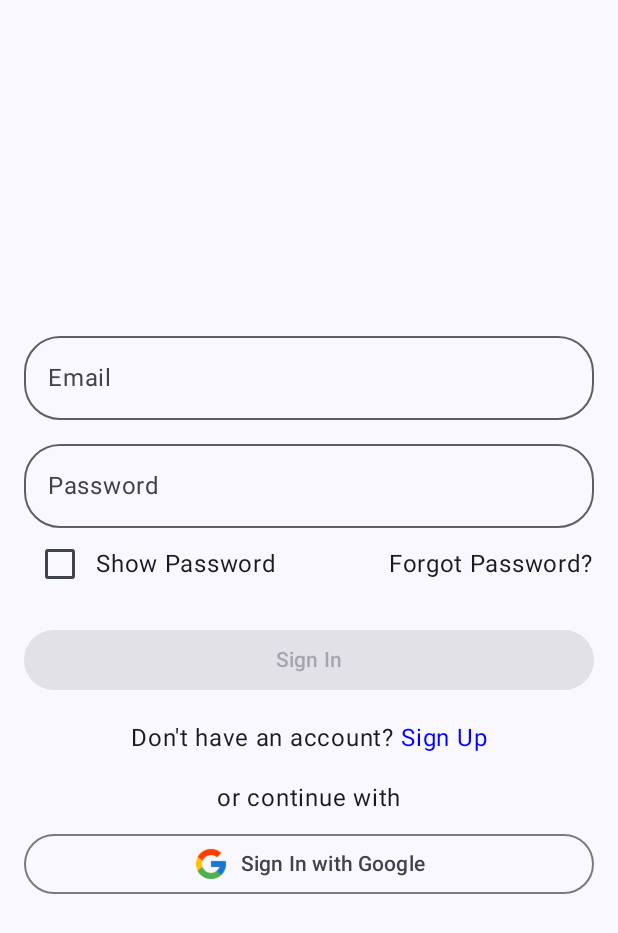
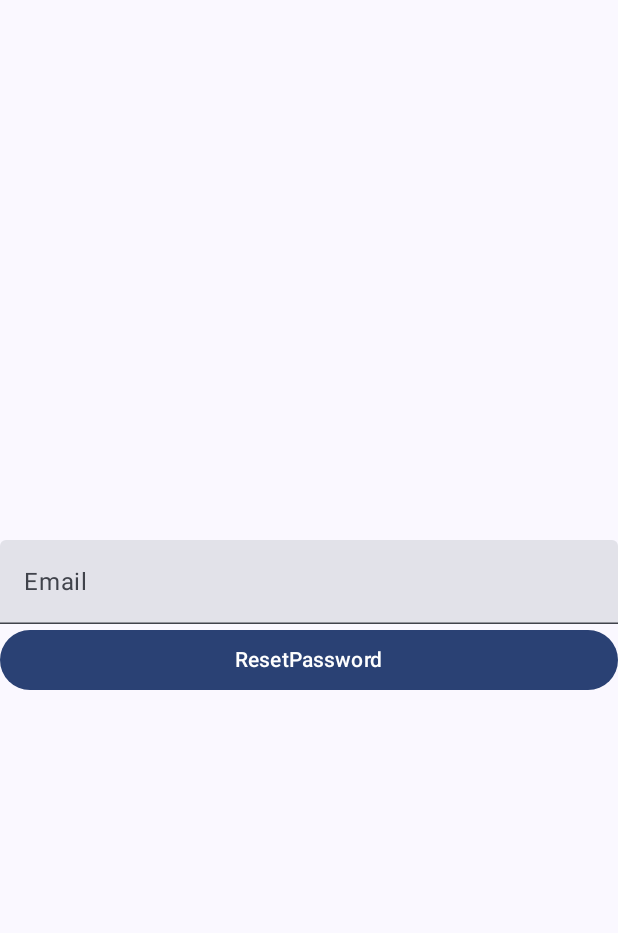
Before and after one commit to pranav5127/Chatbot, an Android app built with Jetpack Compose: the screen it shows after launch (MainActivity), after a tap on "Forgot Password?", on a phone screen of 412 x 824 dp. Shown: the top 933 px of the screen. Run offline under Robolectric (Android 15) with nearby library versions, the phone set to English and light mode, and no system bars; our stand-ins replace Firebase (no records; nobody signed in at launch, a user with empty details on screens opened directly).

Commit message:
feat: Add forget password functionality and update UI
This commit introduces the following changes:

-   Removes the unused `authScreen` file.
-   Updates `HomeScreen` to display history messages in a `Card`.
-   Adds styling to `History` and `Logout` labels in `HomeScreen`.
-   Adds navigation for `ForgetPassword` screen.
-   Implements `ForgetPassword` screen with email input and reset functionality.
-   Refactors the `AuthenticationManager` to support the forget password flow.
-   Adds `ForgetPassword` route to the `Screen` sealed class.
-   Adds a click action to `Forget Password?` text on the `SignInScreen` to navigate to `ForgetPassword` screen.
-   Updates `SignUpScreen` to redirect to `SignInScreen` after successful signup.
-   Changes the color of the "Already have an account?" text to light blue in the `SignInScreen`.

```diff
--- a/app/src/main/java/com/app/chatbot/Navigation.kt
+++ b/app/src/main/java/com/app/chatbot/Navigation.kt
@@ -5,6 +5,7 @@ import androidx.navigation.compose.NavHost
 import androidx.navigation.compose.composable
 import androidx.navigation.compose.rememberNavController
 import com.app.chatbot.presentation.HomeScreen
+import com.app.chatbot.presentation.auth.signin.ForgetPassword
 import com.app.chatbot.presentation.auth.signin.SignInScreen
 import com.app.chatbot.presentation.auth.signup.SignUpScreen
 import com.app.chatbot.repository.auth.GoogleAuthClient
@@ -23,6 +24,9 @@ fun MainNavigation(googleAuthClient: GoogleAuthClient){
         composable(route = Screen.HomeScreen.route){
             HomeScreen(navController = navController, googleAuthClient = googleAuthClient)
         }
+        composable(route = Screen.ForgetPassword.route){
+            ForgetPassword(navController = navController)
+        }
 
     }
 }
--- a/app/src/main/java/com/app/chatbot/Screen.kt
+++ b/app/src/main/java/com/app/chatbot/Screen.kt
@@ -1,11 +1,9 @@
 package com.app.chatbot
-
-import kotlinx.serialization.Serializable
-
 
 sealed class Screen(val route: String) {
     object HomeScreen : Screen("home_screen")
     object SignInScreen : Screen("sign_in_screen")
     object SignUpScreen : Screen("sign_up_screen")
+    object ForgetPassword: Screen("forget_password_screen")
 
 }
--- a/app/src/main/java/com/app/chatbot/presentation/HomeScreen.kt
+++ b/app/src/main/java/com/app/chatbot/presentation/HomeScreen.kt
@@ -19,6 +19,7 @@ import androidx.compose.material.icons.Icons
 import androidx.compose.material.icons.automirrored.filled.Segment
 import androidx.compose.material.icons.automirrored.filled.Send
 import androidx.compose.material.icons.filled.AddCircleOutline
+import androidx.compose.material3.Card
 import androidx.compose.material3.DrawerState
 import androidx.compose.material3.DrawerValue
 import androidx.compose.material3.ExperimentalMaterial3Api
@@ -50,6 +51,7 @@ import androidx.navigation.NavController
 import com.app.chatbot.Screen
 import com.app.chatbot.presentation.auth.signin.clearSession
 import com.app.chatbot.presentation.components.ResponseCard
+import com.app.chatbot.presentation.model.ChatItem
 import com.app.chatbot.repository.auth.GoogleAuthClient
 import com.app.chatbot.repository.db.ChatDatabase
 import com.app.chatbot.repository.db.ChatMessage
@@ -123,21 +125,31 @@ fun AppDrawerContent(
         Column(
             modifier = Modifier.fillMaxSize()
         ) {
-            Text("History", modifier = Modifier.padding(16.dp))
+            Text(
+                "History", modifier = Modifier.padding(16.dp),
+                style = MaterialTheme.typography.bodyLarge
+            )
 
             LazyColumn(
                 modifier = Modifier.weight(1f)
             ) {
                 items(chatHistory) { message ->
-                    Text(
-                        text = message.message,
-                        modifier = Modifier.padding(horizontal = 16.dp, vertical = 8.dp)
-                    )
+                  Card(
+                      modifier = Modifier.padding(8.dp)
+                  ) {
+                      Text(
+                          text = message.message,
+                          modifier = Modifier.padding(horizontal = 16.dp, vertical = 8.dp)
+                      )
+                  }
                 }
             }
 
             NavigationDrawerItem(
-                label = { Text("Logout") },
+                label = { Text(
+                    "Logout",
+                    style = MaterialTheme.typography.titleMedium
+                ) },
                 selected = false,
                 onClick = {
                     scope.launch {
@@ -208,7 +220,8 @@ fun BottomBar(chatScreenViewModel: ChatScreenViewModel = viewModel()) {
             trailingIcon = {
                 IconButton(
                     onClick = {
-                        if (query.isNotEmpty()) {
+                        if (
+                            query.isNotEmpty()) {
                             chatScreenViewModel.sendQuery(query)
                             query = ""
                             keyboardController?.hide()
@@ -255,7 +268,6 @@ fun Chats(
             items(responses.value) { response ->
                 ResponseCard(response)
 
-                // Combine query and response as a single string and save it
                 LaunchedEffect(response) {
                     val combinedMessage = "Query: ${response.query}\nResponse: ${response.response}"
                     chatHistoryViewModel.saveMessage(
--- a/app/src/main/java/com/app/chatbot/presentation/auth/authScreen.kt
+++ /dev/null
@@ -1,4 +0,0 @@
-package com.app.chatbot.presentation.auth
-
-class authScreen {
-}
--- /dev/null
+++ b/app/src/main/java/com/app/chatbot/presentation/auth/signin/ForgetPassword.kt
@@ -0,0 +1,64 @@
+package com.app.chatbot.presentation.auth.signin
+
+import androidx.compose.foundation.layout.Arrangement
+import androidx.compose.foundation.layout.Column
+import androidx.compose.foundation.layout.fillMaxSize
+import androidx.compose.foundation.layout.fillMaxWidth
+import androidx.compose.material3.Button
+import androidx.compose.material3.Surface
+import androidx.compose.material3.Text
+import androidx.compose.material3.TextField
+import androidx.compose.runtime.Composable
+import androidx.compose.runtime.getValue
+import androidx.compose.runtime.mutableStateOf
+import androidx.compose.runtime.remember
+import androidx.compose.runtime.setValue
+import androidx.compose.ui.Alignment
+import androidx.compose.ui.Modifier
+import androidx.compose.ui.platform.LocalContext
+import androidx.compose.ui.text.TextRange
+import androidx.navigation.NavController
+import androidx.navigation.compose.rememberNavController
+import com.app.chatbot.Screen
+import com.app.chatbot.repository.auth.AuthenticationManager
+
+@Composable
+fun ForgetPassword(
+    navController: NavController
+){
+    var email by remember { mutableStateOf("") }
+    val context = LocalContext.current
+    val authenticationManager = remember { AuthenticationManager(context) }
+
+
+ Surface {
+     Column(
+         modifier = Modifier.fillMaxSize(),
+         verticalArrangement = Arrangement.Center,
+         horizontalAlignment = Alignment.CenterHorizontally
+     ) {
+         TextField(
+             value = email,
+             onValueChange = { email = it },
+             label = { Text("Email") },
+             placeholder = { Text("Enter your email") },
+             singleLine = true,
+             modifier = Modifier.fillMaxWidth()
+         )
+         Button(
+             onClick = {
+                 authenticationManager.forgetPassword(email)
+                 navController.navigate(Screen.SignInScreen.route)
+             },
+             modifier = Modifier.fillMaxWidth()
+
+         ){
+             Text(
+                 text = "ResetPassword"
+             )
+         }
+     }
+ }
+
+
+}
--- a/app/src/main/java/com/app/chatbot/presentation/auth/signin/SignInScreen.kt
+++ b/app/src/main/java/com/app/chatbot/presentation/auth/signin/SignInScreen.kt
@@ -47,10 +47,8 @@ fun SignInScreen(
 
     val sharedPreferences = context.getSharedPreferences(PREFS_NAME, Context.MODE_PRIVATE)
 
-    // State to track navigation to HomeScreen
     var hasNavigatedToHome by remember { mutableStateOf(false) }
 
-    // Observe `isLoggedIn` using LaunchedEffect
     val isLoggedIn = remember { mutableStateOf(sharedPreferences.getBoolean(KEY_IS_LOGGED_IN, false)) }
 
     LaunchedEffect(isLoggedIn.value) {
@@ -104,7 +102,7 @@ fun SignInScreen(
                     Spacer(modifier = Modifier.weight(1f))
                     Text(
                         text = "Forgot Password?",
-                        modifier = Modifier.clickable { /* Navigate to forgot password screen */ }
+                        modifier = Modifier.clickable { navController.navigate(Screen.ForgetPassword.route)}
                     )
                 }
                 Spacer(modifier = Modifier.size(16.dp))
@@ -146,7 +144,7 @@ fun SignInScreen(
                         modifier = Modifier.clickable {
                             navController.navigate(Screen.SignUpScreen.route)
                         },
-                        color = Color.Blue
+                        color = Color(0xFF00B2FF)
                     )
                 }
                 Spacer(modifier = Modifier.size(16.dp))
--- a/app/src/main/java/com/app/chatbot/presentation/auth/signup/SignUpScreen.kt
+++ b/app/src/main/java/com/app/chatbot/presentation/auth/signup/SignUpScreen.kt
@@ -34,6 +34,7 @@ import androidx.compose.ui.text.input.PasswordVisualTransformation
 import androidx.compose.ui.text.input.VisualTransformation
 import androidx.compose.ui.unit.dp
 import androidx.navigation.NavController
+import com.app.chatbot.Screen
 import com.app.chatbot.repository.auth.AuthResponse
 import com.app.chatbot.repository.auth.AuthenticationManager
 import kotlinx.coroutines.flow.launchIn
@@ -140,6 +141,7 @@ fun SignUpScreen(
                                     Log.d("LOGGED_IN", "Login callback triggered $response")
                                 }
                             }.launchIn(coroutineScope)
+                        navController.navigate(Screen.SignInScreen.route)
                     },
                     modifier = Modifier.fillMaxWidth(),
                     enabled = password.isNotEmpty() && confirmPassword.isNotEmpty() && isPasswordMatch
--- a/app/src/main/java/com/app/chatbot/repository/auth/AuthenticationManager.kt
+++ b/app/src/main/java/com/app/chatbot/repository/auth/AuthenticationManager.kt
@@ -44,68 +44,9 @@ class AuthenticationManager(val context: Context) {
         awaitClose()
 
     }
-/*
-    private fun createNonce(): String{
-        val rawNonce = UUID.randomUUID().toString()
-        val bytes = rawNonce.toByteArray()
-        val md = MessageDigest.getInstance("SHA-256")
-        val digest = md.digest(bytes)
 
-        return digest.fold("") { str, it ->
-            str + "%02x".format(it)
-        }
+    fun forgetPassword(email: String): Flow<AuthResponse> = callbackFlow {
+        auth.sendPasswordResetEmail(email)
+
     }
-   fun signInWithGoogle(): Flow<AuthResponse> = callbackFlow {
-        val googleIdOptions = GetGoogleIdOption.Builder()
-            .setFilterByAuthorizedAccounts(false)
-            .setServerClientId(context.getString(R.string.web_client_id))
-            .setAutoSelectEnabled(false)
-            .setNonce(createNonce())
-            .build()
-
-        val request = GetCredentialRequest.Builder()
-            .addCredentialOption(googleIdOptions)
-            .build()
-
-        try {
-            val credentialManager =  androidx.credentials.CredentialManager.create(context)
-
-            val result = credentialManager.getCredential(
-                context = context,
-                request = request
-            )
-
-            val credential = result.credential
-            if(credential is CustomCredential) {
-                if (credential.type == GoogleIdTokenCredential.TYPE_GOOGLE_ID_TOKEN_CREDENTIAL) {
-                    try {
-                        val googleIdTokenCredential = GoogleIdTokenCredential
-                            .createFrom(credential.data)
-                        val firebaseCredential = GoogleAuthProvider.getCredential(
-                            googleIdTokenCredential.idToken,
-                            null
-                        )
-
-                        auth.signInWithCredential(firebaseCredential)
-                            .addOnCompleteListener{
-                                if (it.isSuccessful) {
-                                    trySend(AuthResponse.Success)
-                                } else {
-                                    trySend(AuthResponse.Error(it.exception?.message ?: "Unknown error"))
-                                }
-                            }
-                    } catch (e: GoogleIdTokenParsingException) {
-                        trySend(AuthResponse.Error(e.message ?: "Unknown error"))
-                    }
-
-                }
-            }
-
-
-        } catch(e: Exception) {
-            trySend(AuthResponse.Error(e.message ?: "Unknown error"))
-        }
-        awaitClose()
-
-    } */
  }
```
